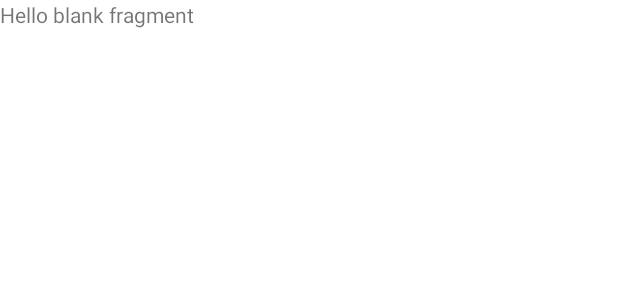
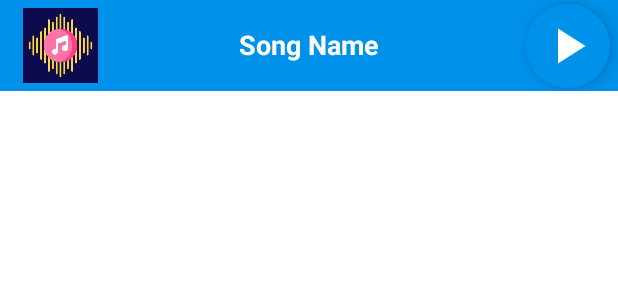
Before and after one commit to anoop-k-n/MusicPlayer, an Android app: the layout fragment_now_playing.xml on its own in the app's theme, with its tools: preview values and no code run, on a phone screen of 412 x 824 dp. Shown: the top 300 px of the screen. Run offline under Robolectric (Android 15) with nearby library versions, the phone set to English and light mode, and no system bars.

Commit message:
Finished the now playing fragment.

```diff
--- a/app/src/main/java/com/example/musicplayer/MusicService.kt
+++ b/app/src/main/java/com/example/musicplayer/MusicService.kt
@@ -79,6 +79,7 @@ class MusicService: Service() {
             PlayerActivity.binding.timeTotal.text = formatDuration(mediaPlayer!!.duration.toLong())
             PlayerActivity.binding.seekBar.progress = 0
             PlayerActivity.binding.seekBar.max = mediaPlayer!!.duration
+            PlayerActivity.nowPlayingID = PlayerActivity.musicListPA[PlayerActivity.songPosition].id
         }catch(e: Exception){return}
     }
 
--- a/app/src/main/res/layout/fragment_now_playing.xml
+++ b/app/src/main/res/layout/fragment_now_playing.xml
@@ -1,14 +1,52 @@
 <?xml version="1.0" encoding="utf-8"?>
-<FrameLayout xmlns:android="http://schemas.android.com/apk/res/android"
+<androidx.constraintlayout.widget.ConstraintLayout xmlns:android="http://schemas.android.com/apk/res/android"
     xmlns:tools="http://schemas.android.com/tools"
     android:layout_width="match_parent"
-    android:layout_height="match_parent"
-    tools:context=".NowPlaying">
+    android:layout_height="wrap_content"
+    xmlns:app="http://schemas.android.com/apk/res-auto"
+    android:clipChildren="false"
+    android:clipToPadding="false"
+    tools:context=".NowPlaying"
+    android:background="@color/cool_blue">
 
-    <!-- TODO: Update blank fragment layout -->
+    <com.google.android.material.imageview.ShapeableImageView
+        android:id="@+id/nowPlayingImg"
+        android:layout_width="70dp"
+        android:layout_height="50dp"
+        android:layout_marginHorizontal="5dp"
+        android:layout_marginVertical="5dp"
+        app:shapeAppearanceOverlay="@style/curved"
+        android:src="@drawable/music_player_icon_splash_screen"
+        app:layout_constraintStart_toStartOf="parent"
+        app:layout_constraintTop_toTopOf="parent"
+        app:layout_constraintBottom_toBottomOf="parent"
+        />
+
+    <com.google.android.material.floatingactionbutton.ExtendedFloatingActionButton
+        android:id="@+id/playPauseBtnNowPlaying"
+        android:layout_width="wrap_content"
+        android:layout_height="wrap_content"
+        app:icon="@drawable/play_icon"
+        app:layout_constraintEnd_toEndOf="parent"
+        app:layout_constraintTop_toTopOf="parent"
+        app:layout_constraintBottom_toBottomOf="parent"
+        app:iconSize="40dp"
+        app:iconTint="@color/white"
+        app:backgroundTint="@color/cool_blue"
+        android:layout_marginRight="5dp"
+        />
+
     <TextView
+        android:id="@+id/songNameNowPlaying"
+        android:text="Song Name"
+        android:textSize="18sp"
+        android:textColor="@color/white"
+        android:textStyle="bold"
+        android:gravity="center"
         android:layout_width="match_parent"
-        android:layout_height="match_parent"
-        android:text="@string/hello_blank_fragment" />
+        android:layout_height="60dp"
+        app:layout_constraintStart_toStartOf="parent"
+        app:layout_constraintTop_toTopOf="parent"/>
 
-</FrameLayout>
+
+</androidx.constraintlayout.widget.ConstraintLayout>
```
Also changed, not shown: app/src/main/java/com/example/musicplayer/AlbumAdapter.kt (+18 -2 lines), app/src/main/java/com/example/musicplayer/NotificationReceiver.kt (+9 -0 lines), app/src/main/java/com/example/musicplayer/NowPlaying.kt (+50 -0 lines), app/src/main/java/com/example/musicplayer/PlayerActivity.kt (+17 -5 lines), app/src/main/res/layout/activity_main.xml (+17 -5 lines).
